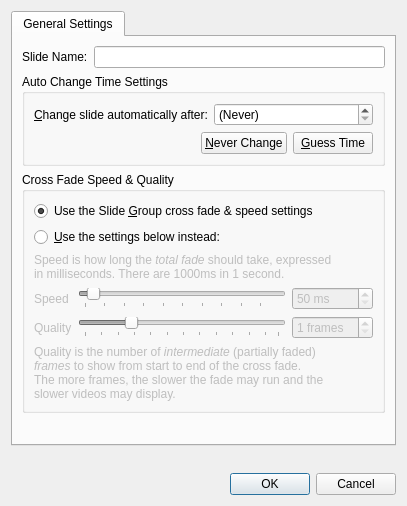
This is src/SlideSettingsDialog.ui in google-code-export/dviz as Qt 5 draws it before an edit. The edited form follows.
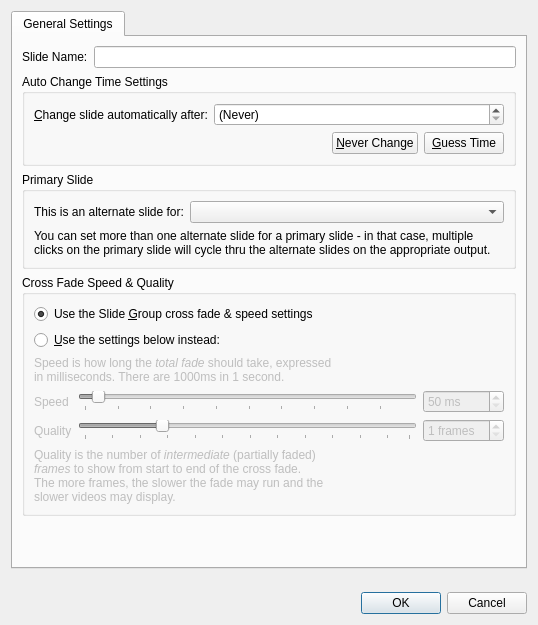
This is the edited form.

Commit message: BibleBrowser text centering fixes. Added 'primarySlideId' and supporting UI enhancements for multiple alternate slides

The edit to the form file:
```diff
--- a/src/SlideSettingsDialog.ui
+++ b/src/SlideSettingsDialog.ui
@@ -6,8 +6,8 @@
    <rect>
     <x>0</x>
     <y>0</y>
-    <width>407</width>
-    <height>506</height>
+    <width>538</width>
+    <height>625</height>
    </rect>
   </property>
   <property name="windowTitle">
@@ -58,6 +58,12 @@
             </item>
             <item>
              <widget class="QDoubleSpinBox" name="slideChangeTime">
+              <property name="sizePolicy">
+               <sizepolicy hsizetype="Expanding" vsizetype="Fixed">
+                <horstretch>0</horstretch>
+                <verstretch>0</verstretch>
+               </sizepolicy>
+              </property>
               <property name="specialValueText">
                <string>(Never)</string>
               </property>
@@ -102,6 +108,49 @@
          </layout>
         </widget>
        </item>
+       <item>
+        <widget class="QGroupBox" name="primarySlideBox">
+         <property name="enabled">
+          <bool>true</bool>
+         </property>
+         <property name="title">
+          <string>Primary Slide</string>
+         </property>
+         <layout class="QVBoxLayout" name="verticalLayout_6">
+          <item>
+           <layout class="QHBoxLayout" name="horizontalLayout_4">
+            <item>
+             <widget class="QLabel" name="label_3">
+              <property name="text">
+               <string>This is an alternate slide for:</string>
+              </property>
+             </widget>
+            </item>
+            <item>
+             <widget class="QComboBox" name="primarySlideList">
+              <property name="sizePolicy">
+               <sizepolicy hsizetype="Expanding" vsizetype="Fixed">
+                <horstretch>0</horstretch>
+                <verstretch>0</verstretch>
+               </sizepolicy>
+              </property>
+             </widget>
+            </item>
+           </layout>
+          </item>
+          <item>
+           <widget class="QLabel" name="label_8">
+            <property name="text">
+             <string>You can set more than one alternate slide for a primary slide - in that case, multiple clicks on the primary slide will cycle thru the alternate slides on the appropriate output.</string>
+            </property>
+            <property name="wordWrap">
+             <bool>true</bool>
+            </property>
+           </widget>
+          </item>
+         </layout>
+        </widget>
+       </item>
        <item>
         <widget class="QGroupBox" name="groupBox_4">
          <property name="title">
```
The commit also changes 15 other files.
